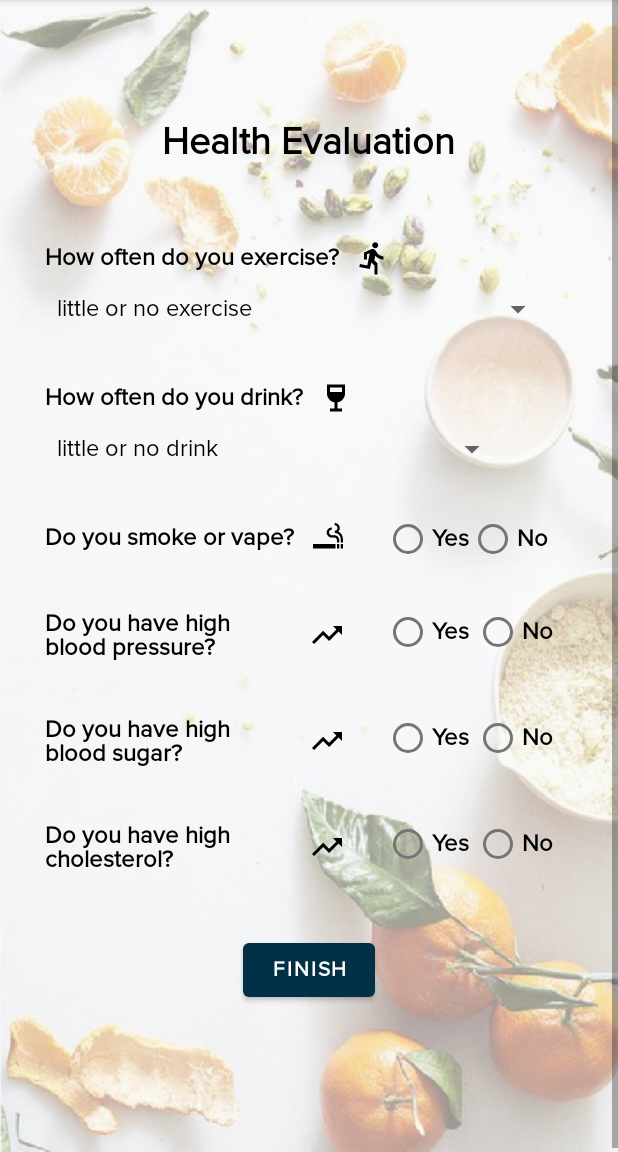
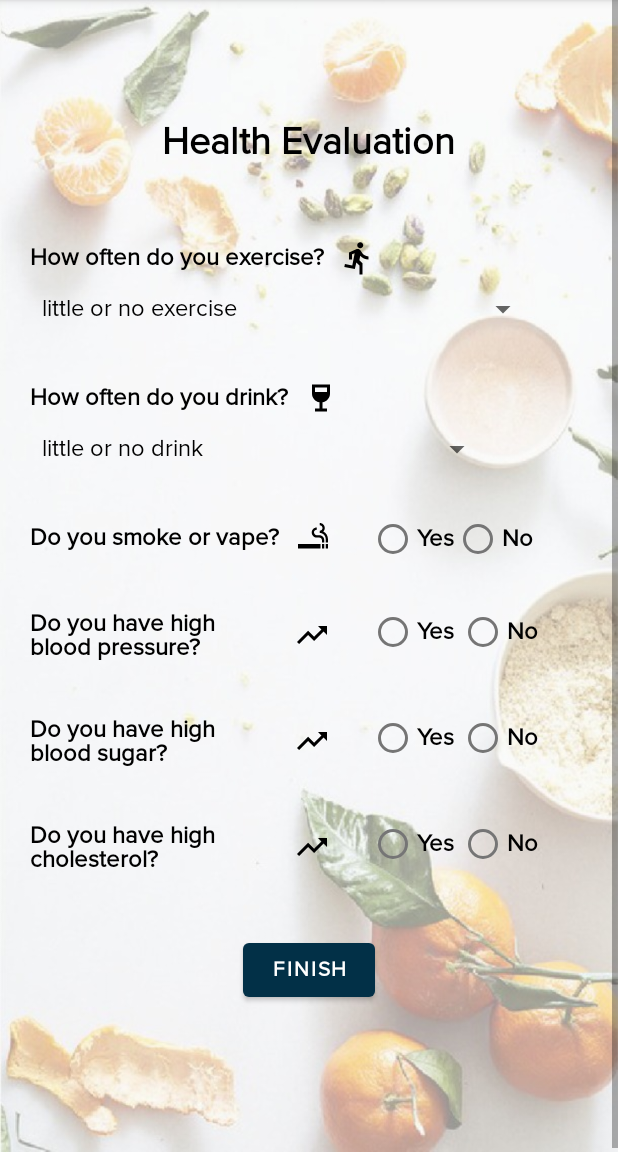
Before and after one commit to chunann37/Nutrister, an Android app: the Questionnaire screen opened directly, with no data from a screen before it, on a phone screen of 412 x 824 dp, the part 84-1236 px from its top. Run offline under Robolectric (Android 15) with nearby library versions, the phone set to English and light mode, and no system bars; our stand-ins replace Firebase (no records; nobody signed in at launch, a user with empty details on screens opened directly).

Commit message:
90% and require adjustments

```diff
--- a/app/src/main/res/layout/activity_questionnaire.xml
+++ b/app/src/main/res/layout/activity_questionnaire.xml
@@ -38,7 +38,7 @@
                     android:layout_marginTop="50dp"
                     android:gravity="center_vertical"
                     android:layout_below="@id/Evaluation"
-                    android:layout_marginStart="30dp"
+                    android:layout_marginStart="20dp"
                     android:text="@string/exercise"
                     android:textSize="16sp"
                     android:textStyle="bold"
```
